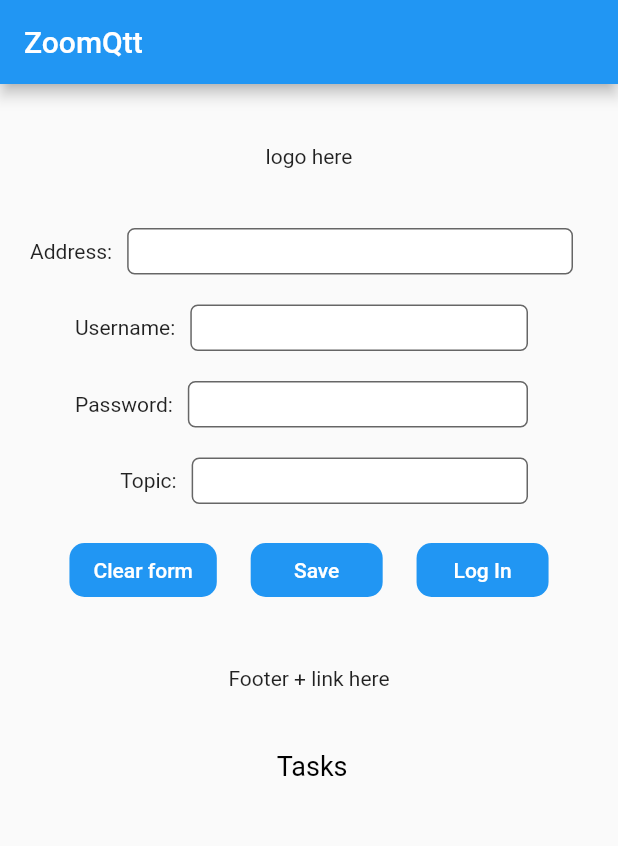
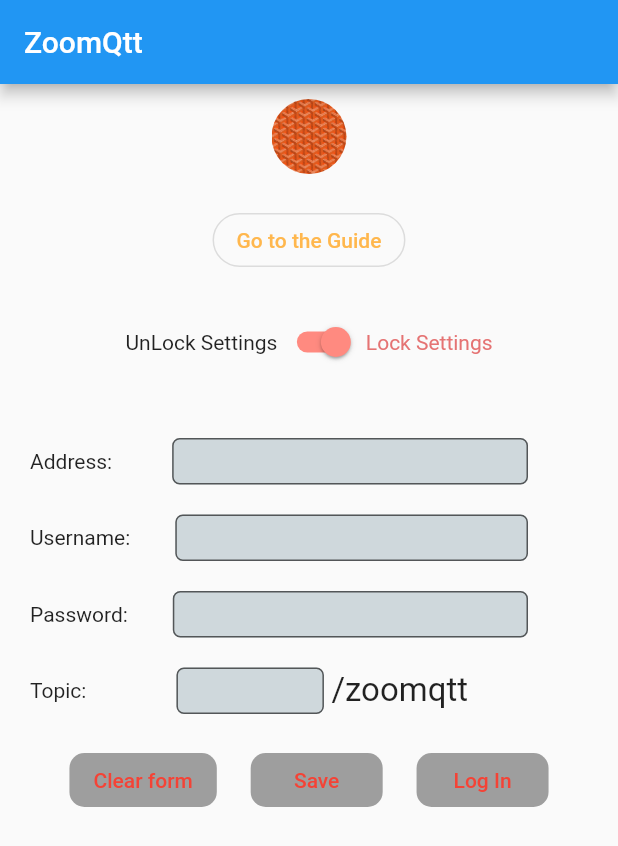
Before and after one commit to t0mer/ZoomQtt, a Flutter app: the screen it shows after launch, after a tap on "Clear form", on a phone screen of 412 x 824 dp. Shown: the top 846 px of the screen. Run offline on Flutter 3.47's test engine with Material 2 defaults, Android fonts, the phone set to English and light mode, and no system bars; our stand-ins replace shared_preferences; missing offline and left inert: mqtt_client.

Commit message:
logo+lockSettingsButton+topicModified+link to guid

```diff
--- a/lib/screens/zoomQtt.dart
+++ b/lib/screens/zoomQtt.dart
@@ -3,6 +3,7 @@ import 'package:flutter/material.dart';
 import 'dart:async';
 import 'package:provider/provider.dart';
 import 'package:shared_preferences/shared_preferences.dart';
+import 'package:url_launcher/url_launcher.dart';
 import 'package:zoomqtt/settings/mqttService.dart';
 
 class ZoomQtt extends StatefulWidget {
@@ -14,6 +15,8 @@ class ZoomQtt extends StatefulWidget {
 }
 
 class _ZoomQttState extends State<ZoomQtt> {
+  bool settingLock = true;
+  String url = "https://www.google.com";
   var brokerAddressController = TextEditingController();
   var usernameController = TextEditingController();
   var passwordController = TextEditingController();
@@ -32,13 +35,13 @@ class _ZoomQttState extends State<ZoomQtt> {
     SharedPreferences prefs = await SharedPreferences.getInstance();
     setState(() {
       brokerAddressController =
-          new TextEditingController(text: prefs.getString("prefBrokerAddress"));
+          TextEditingController(text: prefs.getString("prefBrokerAddress"));
       usernameController =
-          new TextEditingController(text: prefs.getString("prefUsername"));
+          TextEditingController(text: prefs.getString("prefUsername"));
       passwordController =
-          new TextEditingController(text: prefs.getString("prefPassword"));
+          TextEditingController(text: prefs.getString("prefPassword"));
       topicController =
-          new TextEditingController(text: prefs.getString("prefTopic"));
+          TextEditingController(text: prefs.getString("prefTopic"));
     });
   }
 
@@ -61,24 +64,73 @@ class _ZoomQttState extends State<ZoomQtt> {
               child: Column(
                 mainAxisAlignment: MainAxisAlignment.spaceEvenly,
                 children: <Widget>[
-                  SizedBox(height: 40),
-                  Text("logo here"),
+                  SizedBox(height: 10),
+                  Container(
+                    width: 50.0,
+                    height: 50.0,
+                    decoration: BoxDecoration(
+                      shape: BoxShape.circle,
+                      image: DecorationImage(
+                        fit: BoxFit.fill,
+                        image: AssetImage("lib/assets/orengLogo.jpg"),
+                      ),
+                    ),
+                  ),
+                  SizedBox(height: 20),
+                  OutlineButton(
+                      textColor: Colors.orange[300],
+                      shape: RoundedRectangleBorder(
+                          borderRadius: new BorderRadius.circular(30.0)),
+                      onPressed: () {
+                        launch(url, forceSafariVC: false);
+                      },
+                      child: Text('Go to the Guide')),
+                  SizedBox(height: 20),
+                  Row(
+                    mainAxisAlignment: MainAxisAlignment.center,
+                    children: <Widget>[
+                      Text(
+                        "UnLock Settings",
+                        style: TextStyle(
+                            color: settingLock ? null : Colors.green[900]),
+                      ),
+                      Switch(
+                        value: settingLock,
+                        onChanged: (value) {
+                          setState(() {
+                            settingLock = !settingLock;
+                          });
+                        },
+                        activeTrackColor: Colors.redAccent[100],
+                        activeColor: Colors.redAccent[100],
+                        inactiveTrackColor: Colors.green[900],
+                      ),
+                      Text(
+                        "Lock Settings",
+                        style: TextStyle(
+                            color: settingLock ? Colors.red[300] : null),
+                      ),
+                    ],
+                  ),
                   SizedBox(height: 40),
                   Row(
                     mainAxisAlignment: MainAxisAlignment.spaceAround,
                     children: [
                       SizedBox(width: 20),
                       Text('Address:'),
-                      SizedBox(width: 10),
+                      SizedBox(width: 40),
                       Expanded(
                         child: TextField(
+                          readOnly: settingLock,
                           style: TextStyle(color: Colors.black, fontSize: 20),
                           controller: brokerAddressController,
                           decoration: InputDecoration(
                               isDense: true,
                               contentPadding: EdgeInsets.all(4),
                               filled: true,
-                              fillColor: Colors.white,
+                              fillColor: settingLock
+                                  ? Colors.blueGrey[100]
+                                  : Colors.white,
                               border: OutlineInputBorder(
                                 borderSide: BorderSide(
                                   color: Colors.blue,
@@ -94,25 +146,28 @@ class _ZoomQttState extends State<ZoomQtt> {
                           },
                         ),
                       ),
-                      SizedBox(width: 30),
+                      SizedBox(width: 60),
                     ],
                   ),
                   SizedBox(height: 20),
                   Row(
                     mainAxisAlignment: MainAxisAlignment.spaceAround,
                     children: [
-                      SizedBox(width: 50),
+                      SizedBox(width: 20),
                       Text('Username:'),
-                      SizedBox(width: 10),
+                      SizedBox(width: 30),
                       Expanded(
                         child: TextField(
+                          readOnly: settingLock,
                           style: TextStyle(color: Colors.black, fontSize: 20),
                           controller: usernameController,
                           decoration: InputDecoration(
                               isDense: true,
                               contentPadding: EdgeInsets.all(4),
                               filled: true,
-                              fillColor: Colors.white,
+                              fillColor: settingLock
+                                  ? Colors.blueGrey[100]
+                                  : Colors.white,
                               border: OutlineInputBorder(
                                 borderSide: BorderSide(
                                   color: Colors.blue,
@@ -135,18 +190,21 @@ class _ZoomQttState extends State<ZoomQtt> {
                   Row(
                     mainAxisAlignment: MainAxisAlignment.spaceAround,
                     children: [
-                      SizedBox(width: 50),
+                      SizedBox(width: 20),
                       Text('Password:'),
-                      SizedBox(width: 10),
+                      SizedBox(width: 30),
                       Expanded(
                         child: TextField(
+                          readOnly: settingLock,
                           style: TextStyle(color: Colors.black, fontSize: 20),
                           controller: passwordController,
                           decoration: InputDecoration(
                               isDense: true,
                               contentPadding: EdgeInsets.all(4),
                               filled: true,
-                              fillColor: Colors.white,
+                              fillColor: settingLock
+                                  ? Colors.blueGrey[100]
+                                  : Colors.white,
                               border: OutlineInputBorder(
                                 borderSide: BorderSide(
                                   color: Colors.blue,
@@ -170,18 +228,21 @@ class _ZoomQttState extends State<ZoomQtt> {
                   Row(
                     mainAxisAlignment: MainAxisAlignment.spaceAround,
                     children: [
-                      SizedBox(width: 70),
-                      Text('   Topic:'),
-                      SizedBox(width: 10),
+                      SizedBox(width: 20),
+                      Text('Topic:'),
+                      SizedBox(width: 60),
                       Expanded(
                         child: TextField(
+                          readOnly: settingLock,
                           style: TextStyle(color: Colors.black, fontSize: 20),
                           controller: topicController,
                           decoration: InputDecoration(
                               isDense: true,
                               contentPadding: EdgeInsets.all(4),
                               filled: true,
-                              fillColor: Colors.white,
+                              fillColor: settingLock
+                                  ? Colors.blueGrey[100]
+                                  : Colors.white,
                               border: OutlineInputBorder(
                                 borderSide: BorderSide(
                                   color: Colors.blue,
@@ -197,7 +258,12 @@ class _ZoomQttState extends State<ZoomQtt> {
                           },
                         ),
                       ),
-                      SizedBox(width: 60),
+                      SizedBox(width: 5),
+                      Text(
+                        "/zoomqtt",
+                        style: TextStyle(fontSize: 22.0),
+                      ),
+                      SizedBox(width: 100),
                     ],
                   ),
                   SizedBox(height: 20),
@@ -206,12 +272,15 @@ class _ZoomQttState extends State<ZoomQtt> {
                     children: [
                       SizedBox(width: 40),
                       FlatButton(
-                        onPressed: () {},
+                        onPressed: () {
+                          clearDataPrefs();
+                        },
                         child: Text(
                           "Clear form",
-                          style: TextStyle(color: Colors.white),
+                          style: TextStyle(
+                              color: settingLock ? Colors.red : Colors.white),
                         ),
-                        color: Colors.blue,
+                        color: settingLock ? Colors.grey : Colors.blue,
                         shape: RoundedRectangleBorder(
                             borderRadius: BorderRadius.circular(10)),
                       ),
@@ -234,9 +303,10 @@ class _ZoomQttState extends State<ZoomQtt> {
                         },
                         child: Text(
                           "Save",
-                          style: TextStyle(color: Colors.white),
+                          style: TextStyle(
+                              color: settingLock ? Colors.red : Colors.white),
                         ),
-                        color: Colors.blue,
+                        color: settingLock ? Colors.grey : Colors.blue,
                         shape: RoundedRectangleBorder(
                             borderRadius: BorderRadius.circular(10)),
                       ),
@@ -251,17 +321,18 @@ class _ZoomQttState extends State<ZoomQtt> {
                                 usernameController.value.text,
                                 passwordController.value.text,
                                 brokerAddressController.value.text,
-                                'testDevice',
-                                topicController.value.text);
+                                topicController.value.text,
+                                "${topicController.value.text}/zoomqtt");
                           } else {
                             print('didnt try to connect');
                           }
                         },
                         child: Text(
                           "Log In",
-                          style: TextStyle(color: Colors.white),
+                          style: TextStyle(
+                              color: settingLock ? Colors.red : Colors.white),
                         ),
-                        color: Colors.blue,
+                        color: settingLock ? Colors.grey : Colors.blue,
                         shape: RoundedRectangleBorder(
                             borderRadius: BorderRadius.circular(10)),
                       ),
@@ -269,12 +340,8 @@ class _ZoomQttState extends State<ZoomQtt> {
                     ],
                   ),
                   SizedBox(height: 40),
-                  Text("Footer + link here"),
-                  SizedBox(height: 40),
-                  Text(
-                    '${mqttData.messageReciver != null ? mqttData.messageReciver : ""} Tasks',
-                    style: TextStyle(color: Colors.black, fontSize: 18.0),
-                  ),
+
+                  // SizedBox(height: 40),
                 ],
               ),
             ),
@@ -296,4 +363,12 @@ class _ZoomQttState extends State<ZoomQtt> {
     prefs.setString('prefPassword', enteredPassword);
     prefs.setString('prefTopic', enteredTopic);
   }
+
+  clearDataPrefs() async {
+    SharedPreferences prefs = await SharedPreferences.getInstance();
+    prefs.remove('prefBrokerAddress');
+    prefs.remove('prefUsername');
+    prefs.remove('prefPassword');
+    prefs.remove('prefTopic');
+  }
 }
--- a/pubspec.yaml
+++ b/pubspec.yaml
@@ -24,7 +24,8 @@ dev_dependencies:
 
 flutter:
   uses-material-design: true
-
+  assets:
+    - lib/assets/orengLogo.jpg
   # fonts:
   #   - family: Schyler
   #     fonts:
```
Also changed, not shown: lib/assets/orengLogo.jpg (added).
